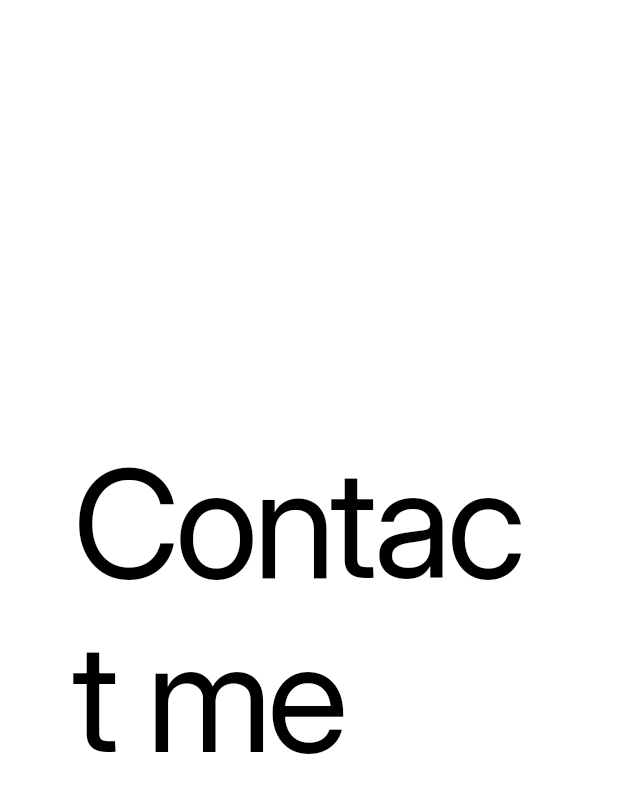
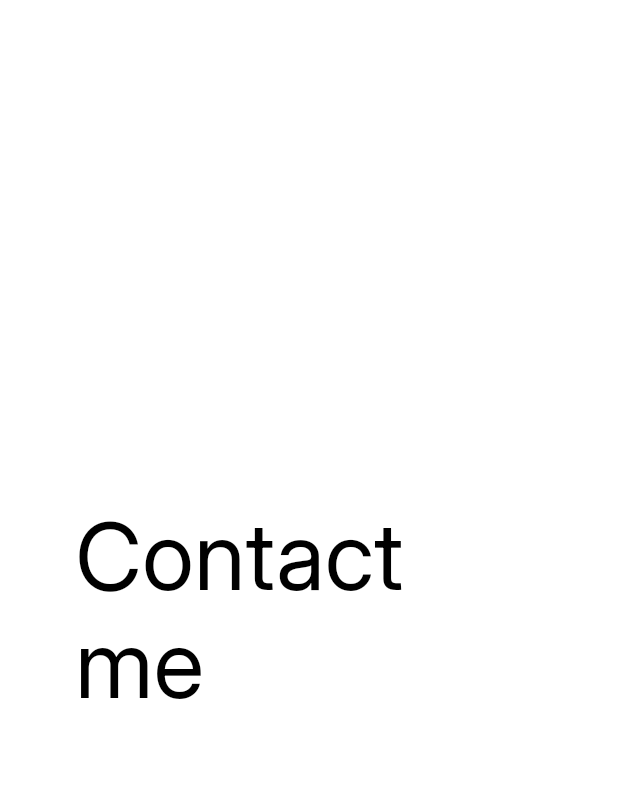
Before and after one commit to d1rshan/my-portfolio-web, a Flutter app: the ContactSection widget shown alone on an empty page, opened directly, on a phone screen of 412 x 824 dp. Shown: the top 793 px of the screen. Run offline on Flutter 3.47's test engine with Material 3 defaults, Android fonts, the phone set to English and light mode, and no system bars; our stand-ins replace blurrycontainer, flutter_riverpod, gap.

Commit message:
improved responsiveness

```diff
--- a/lib/main.dart
+++ b/lib/main.dart
@@ -1,6 +1,7 @@
 import 'package:flutter/material.dart';
 import 'package:flutter_riverpod/flutter_riverpod.dart';
-import 'package:portfolio/home_page.dart';
+// import 'package:portfolio/screens/home_page.dart';
+import 'package:portfolio/screens/mobile_page.dart';
 import 'package:portfolio/themes/theme.dart';
 
 void main() {
@@ -16,7 +17,7 @@ class MyApp extends StatelessWidget {
       debugShowCheckedModeBanner: false,
       title: 'My Portfolio Website',
       theme: lightTheme,
-      home: HomePage(),
+      home: MobilePage(),
     );
   }
 }
--- a/lib/sections/contact_section.dart
+++ b/lib/sections/contact_section.dart
@@ -1,3 +1,5 @@
+import 'dart:math';
+
 import 'package:flutter/material.dart';
 import 'package:gap/gap.dart';
 
@@ -20,7 +22,9 @@ class ContactSection extends StatelessWidget {
         children: [
           Text(
             'Contact me',
-            style: Theme.of(context).textTheme.displayMedium,
+            style: Theme.of(context).textTheme.displayMedium?.copyWith(
+                  fontSize: min(screen.width * 0.15, 100),
+                ),
           ),
           Gap(10),
           // Here goes the contact options
--- a/lib/themes/content.dart
+++ b/lib/themes/content.dart
@@ -4,9 +4,7 @@ class Content {
 
 With expertise in Flutter Web and app development, I bring ideas to life, whether it’s a personal project, a startup idea, or a full-scale application. From API integrations to state management and custom UI designs, I ensure every app I build is efficient, scalable, and user-friendly.
 
-When I’m not coding, I’m probably exploring new tech, optimizing my existing projects, or brainstorming my next big idea. Let's build something awesome together!
-
-""";
+When I’m not coding, I’m probably exploring new tech, optimizing my existing projects, or brainstorming my next big idea. Let's build something awesome together!""";
 
   static List<String> skills = [
     'Python',
--- a/lib/themes/theme.dart
+++ b/lib/themes/theme.dart
@@ -1,3 +1,5 @@
+import 'dart:math';
+
 import 'package:flutter/material.dart';
 
 final darkTheme = ThemeData(
@@ -38,25 +40,25 @@ final lightTheme = ThemeData(
   ),
   textTheme: TextTheme(
     displayLarge: TextStyle(
-      fontSize: 220,
       fontWeight: FontWeight.bold,
       letterSpacing: -14,
     ),
-    displayMedium: TextStyle(
-      fontSize: 100,
-      letterSpacing: -4,
-    ),
-    displaySmall: TextStyle(
-      color: Colors.grey.shade700,
-      fontSize: 40,
-      letterSpacing: -2,
-    ),
     titleMedium: TextStyle(
-      fontSize: 24,
-      fontWeight: FontWeight.bold,
+      fontSize: 22,
+      fontWeight: FontWeight.w600,
     ),
     bodyMedium: TextStyle(
       fontSize: 22,
+      color: Colors.grey.shade800,
     ),
   ),
 );
+
+TextStyle sectionHeadingStyle(Size screen) {
+  return TextStyle(
+    color: Colors.black,
+    letterSpacing: -4,
+    fontWeight: FontWeight.w500,
+    fontSize: min(screen.width * 0.14, 104),
+  );
+}
--- a/pubspec.yaml
+++ b/pubspec.yaml
@@ -37,6 +37,7 @@ dependencies:
   responsive_builder: ^0.7.1
   gap: ^3.0.1
   flutter_riverpod: ^2.6.1
+  blurrycontainer: ^2.1.0
 
 dev_dependencies:
   flutter_test:
@@ -82,7 +83,7 @@ flutter:
         - asset: fonts/Inter_28pt-Bold.ttf
           weight: 700
         - asset: fonts/Inter_28pt-Medium.ttf
-          weight: 600
+          weight: 500
   #   - family: Trajan Pro
   #     fonts:
   #       - asset: fonts/TrajanPro.ttf
```
Also changed, not shown: lib/screens/home_page.dart (renamed from lib/home_page.dart, +21 -5 lines), lib/screens/mobile_page.dart (added, +41 -0 lines), lib/sections/about_section.dart (+5 -7 lines), lib/sections/intro_section.dart (+22 -6 lines), lib/sections/skills_section.dart (+6 -6 lines), lib/sections/work_section.dart (+6 -2 lines), pubspec.lock, 1 other file.
